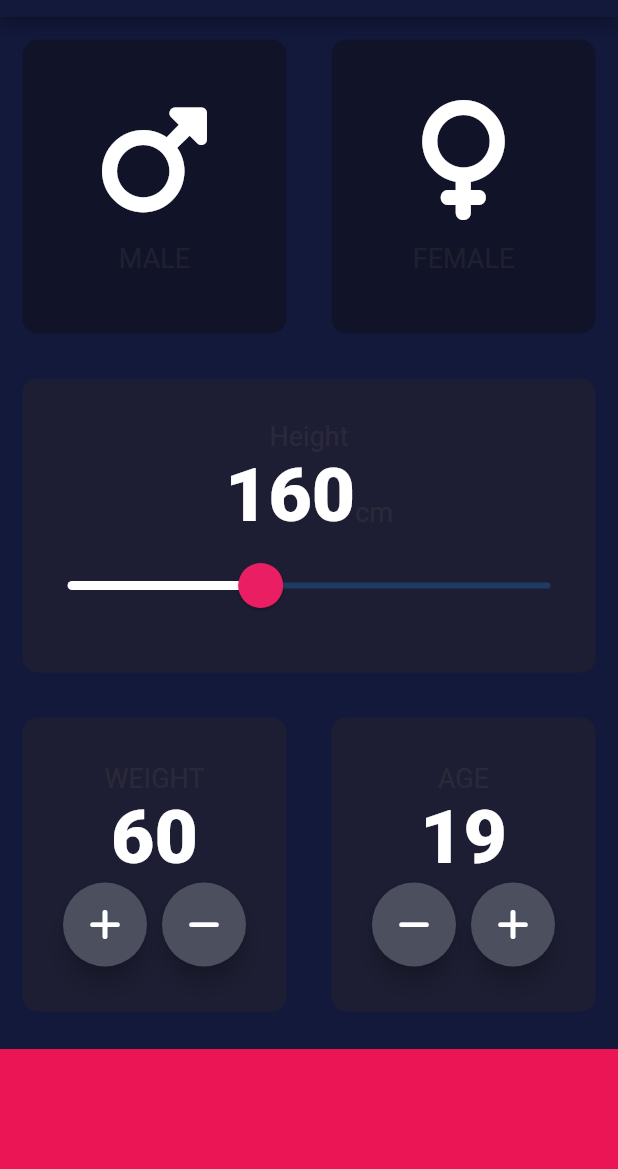
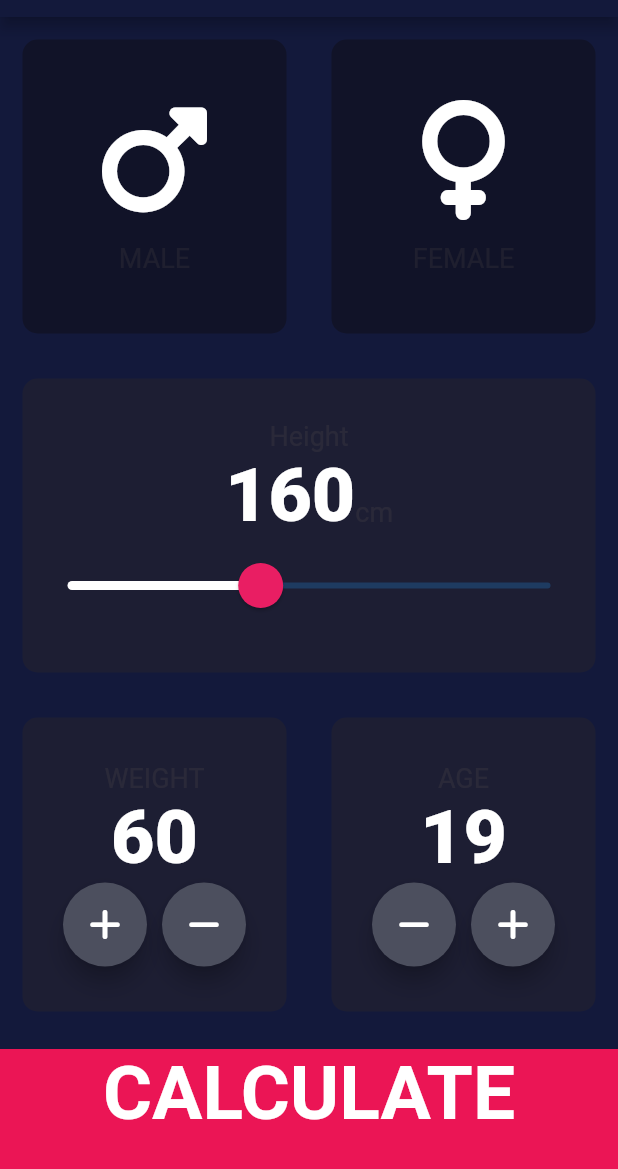
Before and after one commit to suketupiprotar/bmi_calculator, a Flutter app: the screen it shows after launch, on a phone screen of 412 x 824 dp, the part 67-1236 px from its top. Run offline on Flutter 3.47's test engine with Material 2 defaults, Android fonts, the phone set to English and light mode, and no system bars; our stand-ins replace font_awesome_flutter.

Commit message:
first_commit

```diff
--- /dev/null
+++ b/lib/components/bottom_button.dart
@@ -0,0 +1,30 @@
+import 'package:flutter/material.dart';
+import 'package:bmi_calculator/constants.dart';
+
+
+class BottomButton extends StatelessWidget {
+  BottomButton({@required this.onTap, @required this.buttonTitle});
+
+  final Function onTap;
+  final String buttonTitle;
+
+  @override
+  Widget build(BuildContext context) {
+    return GestureDetector(
+      onTap: onTap,
+      child: Container(
+        child: Center(
+          child: Text(
+            buttonTitle,
+            style: kLargeButtonTextStyle,
+          ),
+        ),
+        color: kBottomContainerColor,
+        padding: EdgeInsets.only(bottom: 20.0),
+        margin: const EdgeInsets.only(top: 10),
+        width: double.infinity,
+        height: kBottomContainerHeight,
+      ),
+    );
+  }
+}
--- a/lib/icon_content.dart
+++ b/lib/components/icon_content.dart
@@ -1,5 +1,5 @@
 import 'package:flutter/material.dart';
-import 'constants.dart';
+import 'package:bmi_calculator/constants.dart';
 
 
 class iconContent extends StatelessWidget {
--- /dev/null
+++ b/lib/components/round_icon_button.dart
@@ -0,0 +1,22 @@
+import 'package:flutter/material.dart';
+
+class RoundIconButton extends StatelessWidget {
+  // const RoundIconButton({Key? key}) : super(key: key);
+  RoundIconButton({@required this.icon, @required this.onPressed});
+  final IconData icon;
+  final Function onPressed;
+  @override
+  Widget build(BuildContext context) {
+    return RawMaterialButton(
+      child: Icon(icon),
+      onPressed: () {},
+      elevation: 6,
+      constraints: BoxConstraints.tightFor(
+        width: 56,
+        height: 56,
+      ),
+      shape: CircleBorder(),
+      fillColor: Color(0xFF4C4F5E),
+    );
+  }
+}
--- a/lib/main.dart
+++ b/lib/main.dart
@@ -1,5 +1,5 @@
 import 'package:flutter/material.dart';
-import 'input_page.dart';
+import 'screens/input_page.dart';
 
 
 void main() => runApp(BMICalculator());
--- a/lib/input_page.dart
+++ b/lib/screens/input_page.dart
@@ -1,8 +1,13 @@
+import 'package:bmi_calculator/screens/result_page.dart';
 import 'package:flutter/material.dart';
 import 'package:font_awesome_flutter/font_awesome_flutter.dart';
-import 'icon_content.dart';
-import 'reusable_card.dart';
-import 'constants.dart';
+import '../components/icon_content.dart';
+import '../components/reusable_card.dart';
+import '../constants.dart';
+import 'result_page.dart';
+import '../components/bottom_button.dart';
+import '../components/round_icon_button.dart';
+import 'package:bmi_calculator/calculator_brain.dart';
 
 enum Gender {
   male,
@@ -238,35 +243,25 @@ class _InputPageState extends State<InputPage> {
               ],
             ),
           ),
-          Container(
-            color: kBottomContainerColor,
-            margin: const EdgeInsets.only(top: 10),
-            width: double.infinity,
-            height: kBottomContainerHeight,
+          BottomButton(
+            buttonTitle: 'CALCULATE',
+            onTap: () {
+              CalculatorBrain calc =
+                  CalculatorBrain(height: height, weight: weight);
+              Navigator.push(
+                context,
+                MaterialPageRoute(
+                  builder: (context) => ResultsPage(
+                    bmiResult: calc.calculateBMI(),
+                    resultText: calc.getResult(),
+                    interpretation: calc.getInterpretation(),
+                  ),
+                ),
+              );
+            },
           )
         ],
       ),
-    );
-  }
-}
-
-class RoundIconButton extends StatelessWidget {
-  // const RoundIconButton({Key? key}) : super(key: key);
-  RoundIconButton({@required this.icon, @required this.onPressed});
-  final IconData icon;
-  final Function onPressed;
-  @override
-  Widget build(BuildContext context) {
-    return RawMaterialButton(
-      child: Icon(icon),
-      onPressed: () {},
-      elevation: 6,
-      constraints: BoxConstraints.tightFor(
-        width: 56,
-        height: 56,
-      ),
-      shape: CircleBorder(),
-      fillColor: Color(0xFF4C4F5E),
     );
   }
 }
```
Also changed, not shown: lib/calculator_brain.dart (added, +34 -0 lines), lib/constants.dart (+22 -0 lines), lib/screens/result_page.dart (added, +69 -0 lines), lib/components/reusable_card.dart (renamed from lib/reusable_card.dart).
